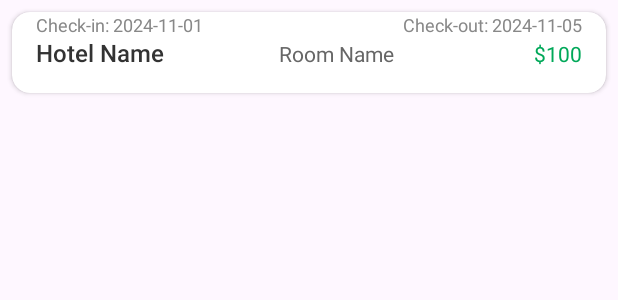
After one commit to ttn-piw/booking_hotel_system, an Android app: the layout recycleview_booked_hotel.xml on its own in the app's theme, with its tools: preview values and no code run, on a phone screen of 412 x 824 dp. The commit adds this screen. Shown: the top 300 px of the screen. Run offline under Robolectric (Android 15) with nearby library versions, the phone set to English and light mode, and no system bars; network calls fail.

Commit message:
Uploading BookedPage

```diff
--- a/android/app/src/main/AndroidManifest.xml
+++ b/android/app/src/main/AndroidManifest.xml
@@ -15,6 +15,12 @@
         android:theme="@style/Theme.Booking_listview"
         android:usesCleartextTraffic="true"
         tools:targetApi="31">
+        <activity
+            android:name=".Booked_page"
+            android:exported="false" />
+        <activity
+            android:name=".Booked_page"
+            android:exported="false" />
         <activity
             android:name=".Payment"
             android:exported="false" />
--- a/android/app/src/main/java/com/example/booking_listview/RoomDetail.kt
+++ b/android/app/src/main/java/com/example/booking_listview/RoomDetail.kt
@@ -208,7 +208,6 @@ class RoomDetail : AppCompatActivity() {
                         reviewsList.add(review)
                     }
 
-
                     RvReviewAdapter = RvReviewAdapter(reviewsList)
                     rvAvailableReviewList.adapter = RvReviewAdapter
 
--- a/android/app/src/main/res/layout/activity_main.xml
+++ b/android/app/src/main/res/layout/activity_main.xml
@@ -55,7 +55,7 @@
             android:text="Main Page" />
 
         <Button
-            android:id="@+id/btnTestRoom"
+            android:id="@+id/btnTestBP"
             android:layout_width="match_parent"
             android:layout_height="wrap_content"
             android:text="Button" />
--- /dev/null
+++ b/android/app/src/main/res/layout/recycleview_booked_hotel.xml
@@ -0,0 +1,75 @@
+<!-- item_booked_hotel.xml -->
+<androidx.cardview.widget.CardView xmlns:android="http://schemas.android.com/apk/res/android"
+    android:layout_width="match_parent"
+    android:layout_height="wrap_content"
+    xmlns:app="http://schemas.android.com/apk/res-auto"
+    android:layout_margin="8dp"
+    android:elevation="4dp"
+    app:cardCornerRadius="12dp">
+
+    <LinearLayout
+        android:layout_width="match_parent"
+        android:layout_height="wrap_content"
+        android:orientation="horizontal"
+        android:padding="16dp">
+
+        <TextView
+            android:id="@+id/txtHotelName"
+            android:layout_width="0dp"
+            android:layout_height="wrap_content"
+            android:layout_weight="2"
+            android:text="Hotel Name"
+            android:textColor="#333333"
+            android:textSize="16sp"
+            android:fontFamily="sans-serif-medium"/>
+
+        <TextView
+            android:id="@+id/txtRoomName"
+            android:layout_width="0dp"
+            android:layout_height="wrap_content"
+            android:layout_weight="2"
+            android:text="Room Name"
+            android:textColor="#666666"
+            android:textSize="14sp"/>
+
+        <TextView
+            android:id="@+id/txtTotalMoney"
+            android:layout_width="wrap_content"
+            android:layout_height="wrap_content"
+            android:text="$100"
+            android:textColor="#00A859"
+            android:textSize="14sp"
+            android:gravity="end"
+            android:paddingStart="8dp"/>
+
+    </LinearLayout>
+
+    <LinearLayout
+        android:layout_width="match_parent"
+        android:layout_height="wrap_content"
+        android:orientation="horizontal"
+        android:paddingStart="16dp"
+        android:paddingEnd="16dp"
+        android:paddingBottom="16dp">
+
+        <TextView
+            android:id="@+id/txtCheckIn"
+            android:layout_width="0dp"
+            android:layout_height="wrap_content"
+            android:layout_weight="1"
+            android:text="Check-in: 2024-11-01"
+            android:textColor="#888888"
+            android:textSize="12sp"/>
+
+        <TextView
+            android:id="@+id/txtCheckOut"
+            android:layout_width="0dp"
+            android:layout_height="wrap_content"
+            android:layout_weight="1"
+            android:text="Check-out: 2024-11-05"
+            android:textColor="#888888"
+            android:textSize="12sp"
+            android:gravity="end"/>
+    </LinearLayout>
+
+</androidx.cardview.widget.CardView>
--- a/android/app/src/main/res/layout/wish_list_activity.xml
+++ b/android/app/src/main/res/layout/wish_list_activity.xml
@@ -6,7 +6,6 @@
     android:layout_height="match_parent"
     tools:context=".WishList">
 
-    <!-- Tiêu đề -->
     <TextView
         android:id="@+id/tvWishlistTitle"
         android:layout_width="wrap_content"
```
Also changed, not shown: android/app/src/main/java/com/example/booking_listview/Booked_page.kt (added, +78 -0 lines), android/app/src/main/java/com/example/booking_listview/MainActivity.kt (+3 -4 lines), android/app/src/main/java/com/example/booking_listview/Mainpage.kt (+8 -0 lines), android/app/src/main/java/com/example/booking_listview/adapter/BookingAdapter.kt (added, +39 -0 lines), android/app/src/main/java/com/example/booking_listview/model/Booking.kt (added, +9 -0 lines), android/app/src/main/res/layout/activity_booked_page.xml (added, +51 -0 lines), bookinghotel_thymeleaf/bookinghotel/src/main/java/com/example/bookinghotel/services/BookingsService.java (+4 -4 lines).
